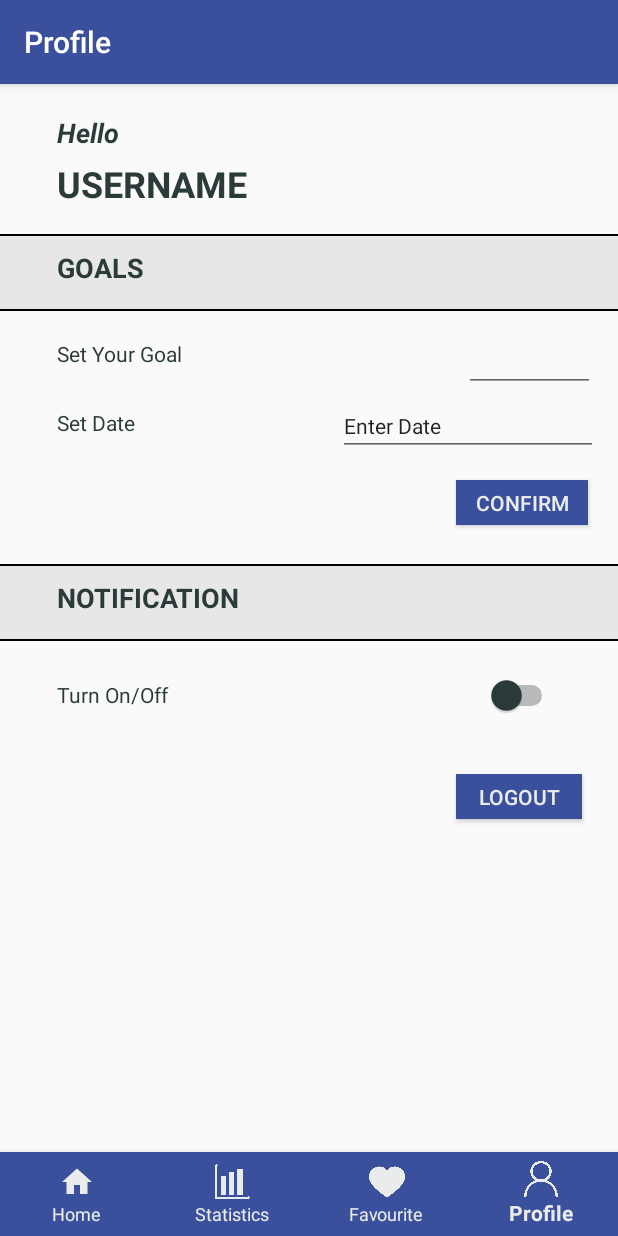
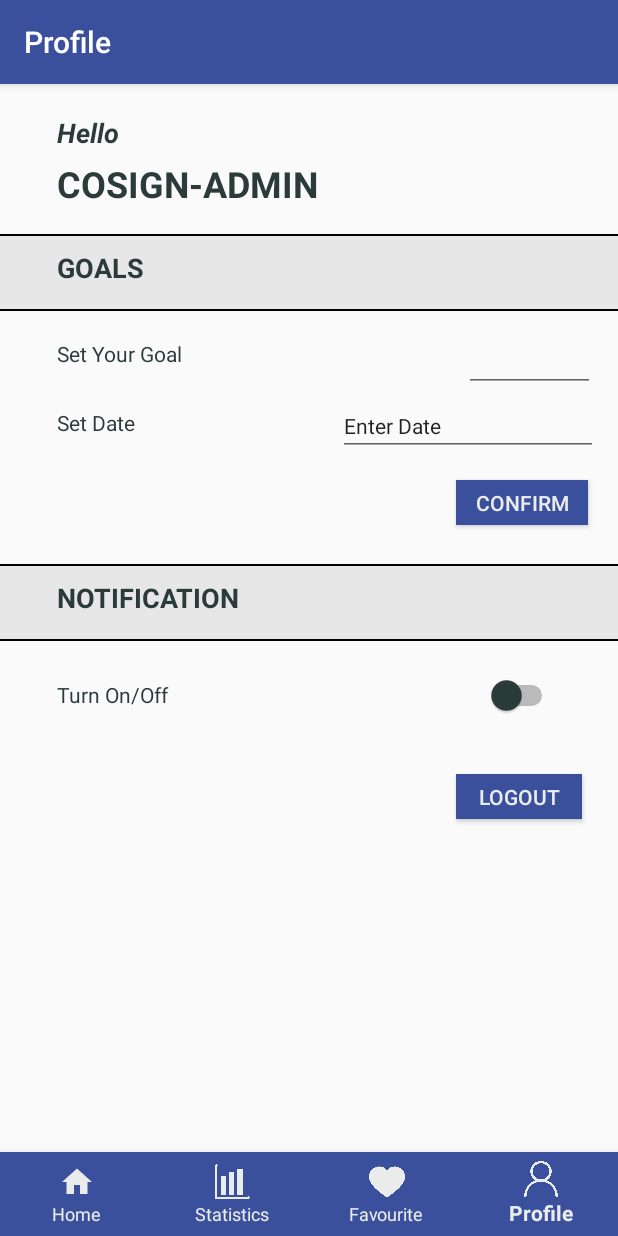
Before and after one commit to lczm/cosign, an Android app: the ProfileFragment screen opened through its navigation route, on a phone screen of 412 x 824 dp. Run offline under Robolectric (Android 15) with nearby library versions, the phone set to English and light mode, and no system bars; our stand-ins replace navigation-ui.

Commit message:
Username

```diff
--- a/frontend/CoSign/app/src/main/java/sg/edu/np/cosign/ui/statistics/StatisticsBarFragment.java
+++ b/frontend/CoSign/app/src/main/java/sg/edu/np/cosign/ui/statistics/StatisticsBarFragment.java
@@ -2,6 +2,7 @@ package sg.edu.np.cosign.ui.statistics;
 
 import android.content.SharedPreferences;
 import android.os.Bundle;
+import android.util.Log;
 import android.view.LayoutInflater;
 import android.view.View;
 import android.view.ViewGroup;
@@ -79,6 +80,7 @@ public class StatisticsBarFragment extends Fragment {
     private ArrayList getData(){
         ArrayList<BarEntry> entries = new ArrayList<>();
         prefs = getContext().getSharedPreferences("userData", 0);
+        // String username = prefs.getString("username", "No Username");
         String email = prefs.getString("email", "No email");
         String password = prefs.getString("password", "No Password");
         ArrayList<Integer> favourites = constants.getFavourite(email, password);
--- a/frontend/CoSign/app/src/main/res/layout/fragment_profile.xml
+++ b/frontend/CoSign/app/src/main/res/layout/fragment_profile.xml
@@ -25,7 +25,7 @@
         android:layout_marginTop="50dp"
         android:layout_marginEnd="174dp"
         android:layout_marginBottom="501dp"
-        android:text="@string/username"
+        android:text="cosign-admin"
         android:textAllCaps="true"
         android:textSize="24sp"
         android:textStyle="bold" />
```
